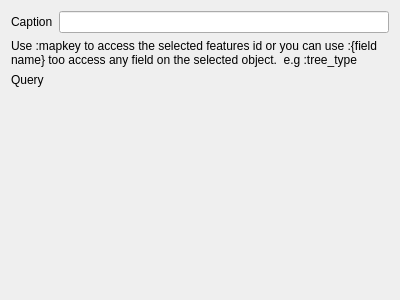
Qt form src/configmanager/ui/nodewidgets/ui_infonode.ui (roam-qgis/Roam) before a commit.
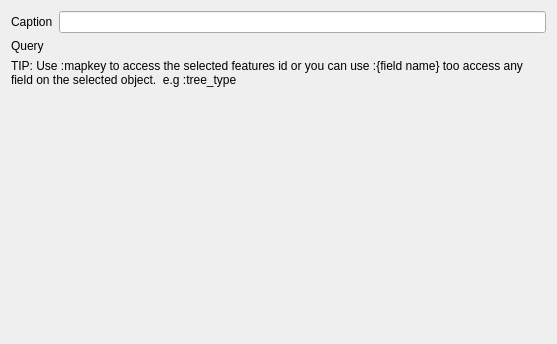
The same form after that commit. Custom widgets are drawn as their Qt base class.

The edit to the form file:
```diff
--- a/src/configmanager/ui/nodewidgets/ui_infonode.ui
+++ b/src/configmanager/ui/nodewidgets/ui_infonode.ui
@@ -6,8 +6,8 @@
    <rect>
     <x>0</x>
     <y>0</y>
-    <width>400</width>
-    <height>300</height>
+    <width>557</width>
+    <height>344</height>
    </rect>
   </property>
   <property name="sizePolicy">
@@ -46,10 +46,10 @@
    <item row="2" column="1">
     <widget class="QsciScintilla" name="Editor" native="true"/>
    </item>
-   <item row="1" column="0" colspan="2">
+   <item row="3" column="0" colspan="2">
     <widget class="QLabel" name="label_3">
      <property name="text">
-      <string>Use :mapkey to access the selected features id or you can use :{field name} too access any field on the selected object.  e.g :tree_type</string>
+      <string>TIP: Use :mapkey to access the selected features id or you can use :{field name} too access any field on the selected object.  e.g :tree_type</string>
      </property>
      <property name="wordWrap">
       <bool>true</bool>
```
Left out of the diff: 2 changed lines with no effect on the pictures.
